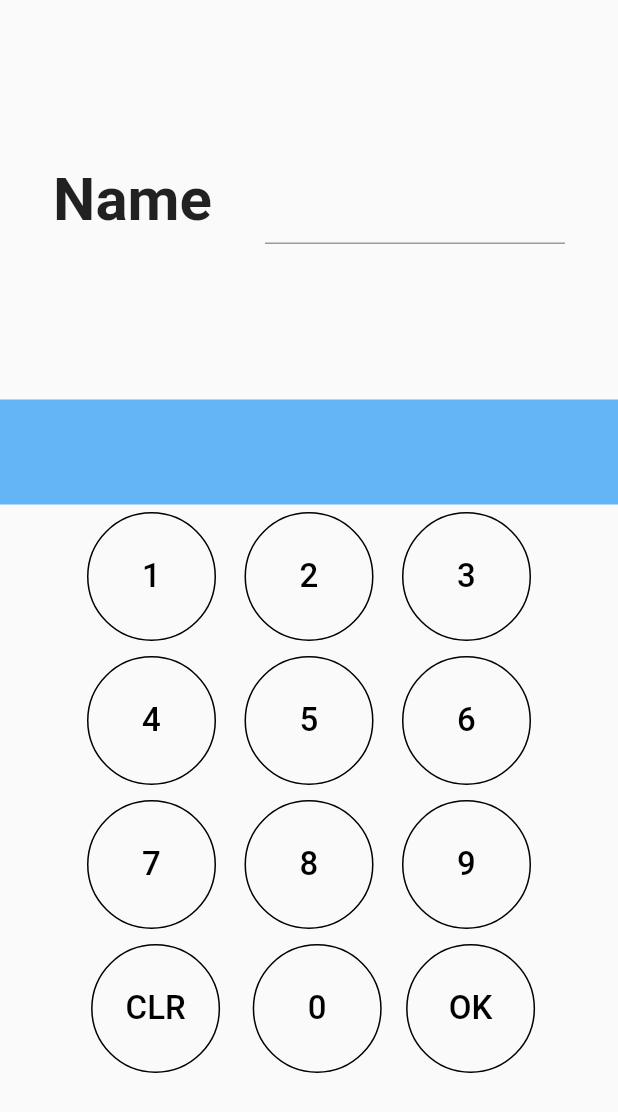
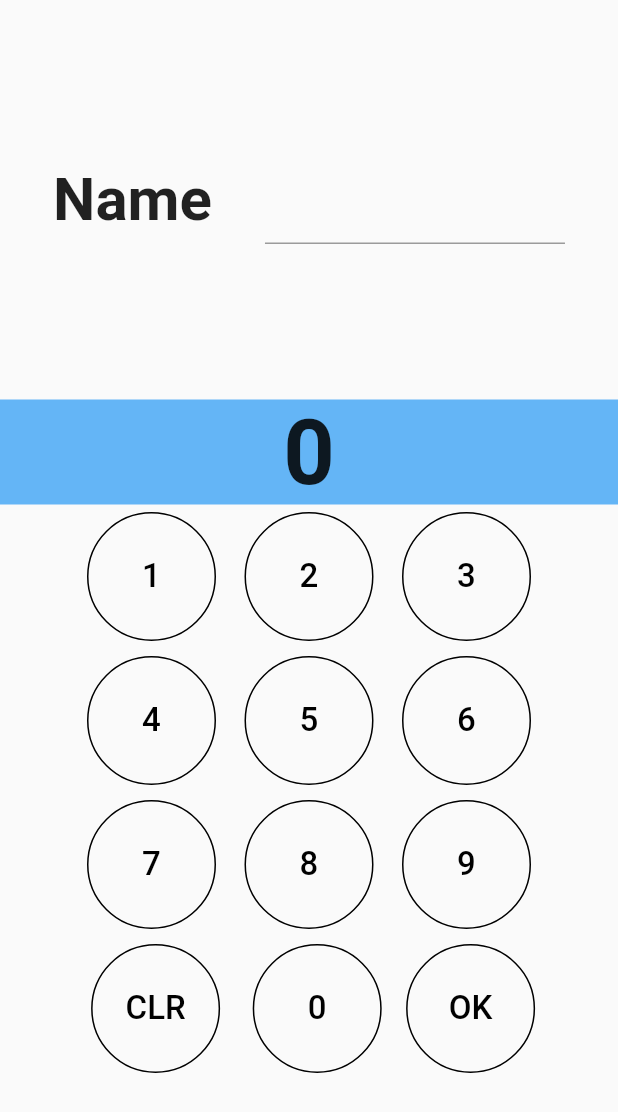
Before and after one commit to SuphasitC/My_List_App, a Flutter app: the screen it shows after launch, after a tap on the "add" icon, on a phone screen of 412 x 824 dp. Shown: the top 1112 px of the screen. Run offline on Flutter 3.47's test engine with Material 2 defaults, Android fonts, the phone set to English and light mode, and no system bars.

Commit message:
RouteWithParams for increment button (edit doesnt work)

```diff
--- a/lib/main.dart
+++ b/lib/main.dart
@@ -17,24 +17,25 @@ class MyApp extends StatelessWidget {
       title: 'MyList App',
       routes: {
         AppRoutes.home: (context) => HomeScreen(),
-        AppRoutes.edit: (context) => Edit(),
+        // AppRoutes.edit: (context) => Edit(),
         AppRoutes.showScore: (context) => ShowScore(),
       },
       theme: ThemeData(
         visualDensity: VisualDensity.adaptivePlatformDensity,
       ),
-      // onGenerateRoute: _registerRouteWithParameters,
+      onGenerateRoute: _registerRouteWithParameters,
     );
   }
 }
 
-// Route _registerRouteWithParameters(RouteSettings settings) {
-//   if (settings.name == AppRoutes.edit) {
-//     return MaterialPageRoute(builder: (context) {
-//       ForDisplay parameter = settings.arguments;
-//       return PageDisplayText(
-//         title: parameter.text,
-//       );
-//     });
-//   }
-// }
+Route _registerRouteWithParameters(RouteSettings settings) {
+  if (settings.name == AppRoutes.edit) {
+    return MaterialPageRoute(builder: (context) {
+      Person person = settings.arguments;
+      return Edit(
+        name: person.name,
+        score: person.score.toString(),
+      );
+    });
+  }
+}
--- a/lib/presentation/edit.dart
+++ b/lib/presentation/edit.dart
@@ -3,7 +3,15 @@ import 'package:flutter/material.dart';
 import 'package:my_list_score/presentation/numpad.dart';
 
 class Edit extends StatelessWidget {
-  final TextEditingController nameTextfieldController = TextEditingController();
+  final String name;
+  final String score;
+
+  const Edit({
+    Key key,
+    @required this.name,
+    @required this.score,
+  }) : super(key: key);
+
   @override
   Widget build(BuildContext context) {
     return Scaffold(
@@ -20,7 +28,8 @@ class Edit extends StatelessWidget {
                   textScaleFactor: 2.0,
                   style: TextStyle(fontWeight: FontWeight.bold, fontSize: 20.0),
                 ),
-                NameTextFormField()
+                NameTextFormField(name: this.name)
+                // NameTextFormField()
               ],
             ),
             // SizedBox(
@@ -36,8 +45,8 @@ class Edit extends StatelessWidget {
             //     ),
             //   ),
             // ),
-            // Numpad(name: nameTextfieldController.text)
-            Numpad()
+            // Numpad()
+            Numpad(score: this.score)
           ],
         ),
       ),
--- a/lib/presentation/home_screen.dart
+++ b/lib/presentation/home_screen.dart
@@ -2,9 +2,9 @@ import 'package:flutter/material.dart';
 import 'package:my_list_score/config/routes.dart';
 
 class Person {
-  final String _name;
-  final int _score;
-  Person(this._name, this._score);
+  final String name;
+  final int score;
+  Person(this.name, this.score);
 }
 
 class HomeScreen extends StatelessWidget {
@@ -25,11 +25,11 @@ class HomeScreen extends StatelessWidget {
         itemBuilder: (context, index) => Card(
             child: ListTile(
           title: Text(
-            people[index]._name,
+            people[index].name,
             style: TextStyle(fontSize: 22.0),
           ),
           trailing: Text(
-            people[index]._score.toString(),
+            people[index].score.toString(),
             textScaleFactor: 2.0,
             style: TextStyle(fontWeight: FontWeight.bold),
           ),
@@ -37,10 +37,22 @@ class HomeScreen extends StatelessWidget {
         )),
       ),
       floatingActionButton: FloatingActionButton(
-        onPressed: () => {Navigator.of(context).pushNamed(AppRoutes.edit)},
+        onPressed: () => {
+          Navigator.of(context)
+              .pushNamed(AppRoutes.edit, arguments: Person('', 0))
+        },
         tooltip: 'Increment',
         child: Icon(Icons.add),
       ),
     );
   }
 }
+
+/*Navigator.pushNamed(
+      context,
+      ExtractArgumentsScreen.routeName,
+      arguments: ScreenArguments(
+        'Extract Arguments Screen',
+        'This message is extracted in the build method.',
+      ),
+    );*/
--- a/lib/presentation/numpad.dart
+++ b/lib/presentation/numpad.dart
@@ -3,16 +3,17 @@ import 'package:flutter/material.dart';
 import 'package:my_list_score/config/routes.dart';
 
 class Numpad extends StatefulWidget {
-  Numpad({Key key}) : super(key: key);
+  final String score;
+  Numpad({Key key, @required this.score}) : super(key: key);
 
   @override
-  _NumpadState createState() => _NumpadState();
+  _NumpadState createState() => _NumpadState(this.score);
 }
 
 class _NumpadState extends State<Numpad> {
-  String score = '';
+  String score;
   String max = "9999";
-  // String name = store.get("name");
+  _NumpadState(this.score);
 
   setValue(String val) {
     setState(() {
@@ -172,14 +173,17 @@ class NumpadButton extends StatelessWidget {
 }
 
 class NameTextFormField extends StatefulWidget {
-  NameTextFormField({Key key}) : super(key: key);
+  final String name;
+  NameTextFormField({Key key, @required this.name}) : super(key: key);
 
   @override
-  _NameTextFormFieldState createState() => _NameTextFormFieldState();
+  _NameTextFormFieldState createState() => _NameTextFormFieldState(this.name);
 }
 
 class _NameTextFormFieldState extends State<NameTextFormField> {
-  final controller = TextEditingController();
+  String name;
+  TextEditingController controller;
+  _NameTextFormFieldState(this.name);
 
   setName() {
     store.set("name", controller.text);
@@ -188,7 +192,9 @@ class _NameTextFormFieldState extends State<NameTextFormField> {
   @override
   void initState() {
     super.initState();
+    controller = TextEditingController(text: this.name);
     controller.addListener(setName);
+    print(name);
   }
 
   @override
```
